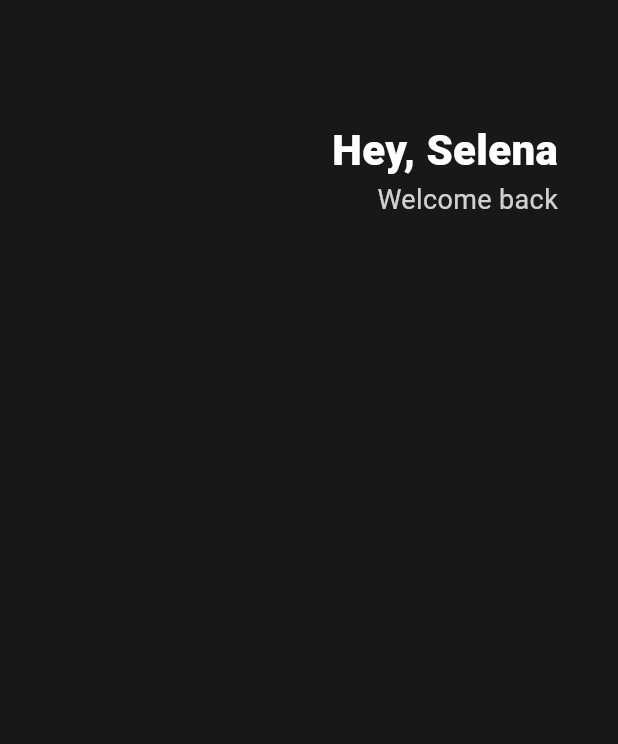
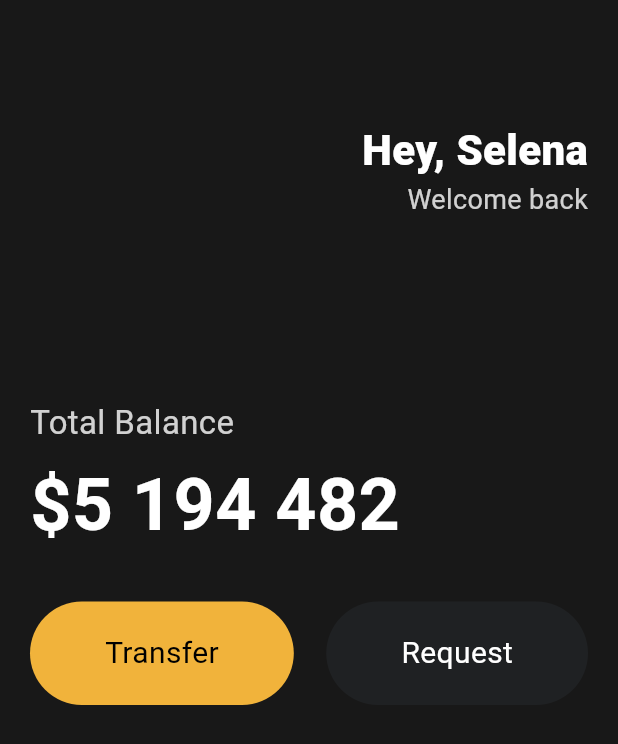
Before and after one commit to Sophia9156/flutter-toonflix, a Flutter app: the screen it shows after launch, on a phone screen of 412 x 824 dp. Shown: the top 744 px of the screen. Run offline on Flutter 3.47's test engine with Material 3 defaults, Android fonts, the phone set to English and light mode, and no system bars.

Commit message:
feat: added reusable button widget

```diff
--- a/lib/main.dart
+++ b/lib/main.dart
@@ -1,20 +1,26 @@
 import 'package:flutter/material.dart';
+import 'package:toonflix/widgets/button.dart';
 
 void main() {
-  runApp(App());
+  runApp(const App());
 }
 
 class App extends StatelessWidget {
+  const App({super.key});
+
   @override
   Widget build(BuildContext context) {
     return MaterialApp(
       home: Scaffold(
-          backgroundColor: Color(0xFF181818),
+        backgroundColor: const Color(0xFF181818),
         body: Padding(
-            padding: EdgeInsets.symmetric(horizontal: 40),
+          padding: const EdgeInsets.symmetric(
+            horizontal: 20,
+          ),
           child: Column(
+            crossAxisAlignment: CrossAxisAlignment.start,
             children: [
-                SizedBox(
+              const SizedBox(
                 height: 80,
               ),
               Row(
@@ -23,7 +29,7 @@ class App extends StatelessWidget {
                   Column(
                     crossAxisAlignment: CrossAxisAlignment.end,
                     children: [
-                        Text(
+                      const Text(
                         "Hey, Selena",
                         style: TextStyle(
                           color: Colors.white,
@@ -41,10 +47,50 @@ class App extends StatelessWidget {
                     ],
                   )
                 ],
-                )
+              ),
+              const SizedBox(
+                height: 120,
+              ),
+              Text(
+                'Total Balance',
+                style: TextStyle(
+                  fontSize: 22,
+                  color: Colors.white.withOpacity(0.8),
+                ),
+              ),
+              const SizedBox(
+                height: 5,
+              ),
+              const Text(
+                '\$5 194 482',
+                style: TextStyle(
+                  fontSize: 48,
+                  fontWeight: FontWeight.w600,
+                  color: Colors.white,
+                ),
+              ),
+              const SizedBox(
+                height: 30,
+              ),
+              const Row(
+                mainAxisAlignment: MainAxisAlignment.spaceBetween,
+                children: [
+                  Button(
+                    text: "Transfer",
+                    bgColor: Color(0xFFF1B33B),
+                    textColor: Colors.black,
+                  ),
+                  Button(
+                    text: "Request",
+                    bgColor: Color(0xFF1F2123),
+                    textColor: Colors.white,
+                  ),
                 ],
               ),
-          )),
+            ],
+          ),
+        ),
+      ),
     );
   }
 }
--- /dev/null
+++ b/lib/widgets/button.dart
@@ -0,0 +1,37 @@
+import 'package:flutter/material.dart';
+
+class Button extends StatelessWidget {
+  final String text;
+  final Color bgColor;
+  final Color textColor;
+
+  const Button({
+    super.key,
+    required this.text,
+    required this.bgColor,
+    required this.textColor,
+  });
+
+  @override
+  Widget build(BuildContext context) {
+    return Container(
+      decoration: BoxDecoration(
+        color: bgColor,
+        borderRadius: BorderRadius.circular(45),
+      ),
+      child: Padding(
+        padding: const EdgeInsets.symmetric(
+          vertical: 20,
+          horizontal: 50,
+        ),
+        child: Text(
+          text,
+          style: TextStyle(
+            color: textColor,
+            fontSize: 20,
+          ),
+        ),
+      ),
+    );
+  }
+}
```
Also changed, not shown: 1 other file. Lines whose indentation alone changed are shown as unchanged.
